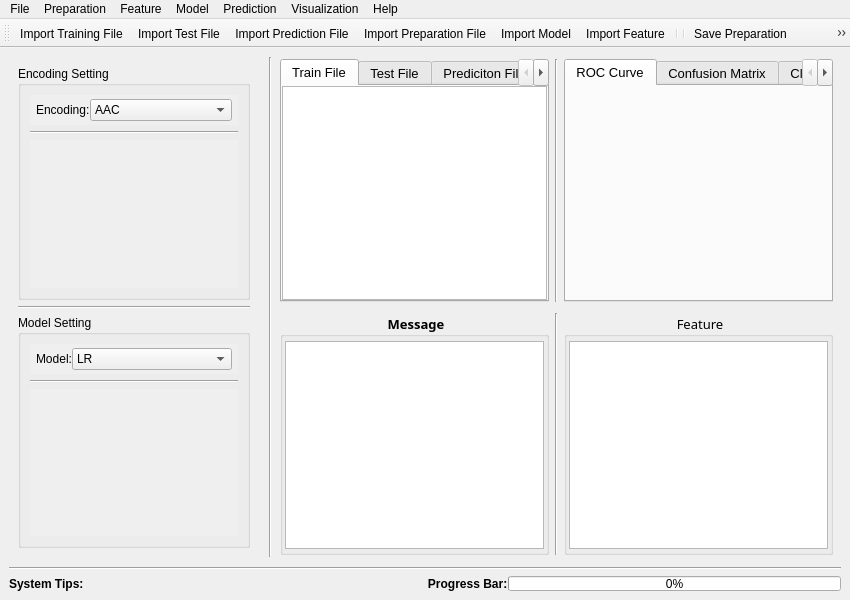
Before: the Qt Designer form ui/MainWindow.ui in Jiangle525/ProteinMachineLearningTool, drawn with Qt 5.
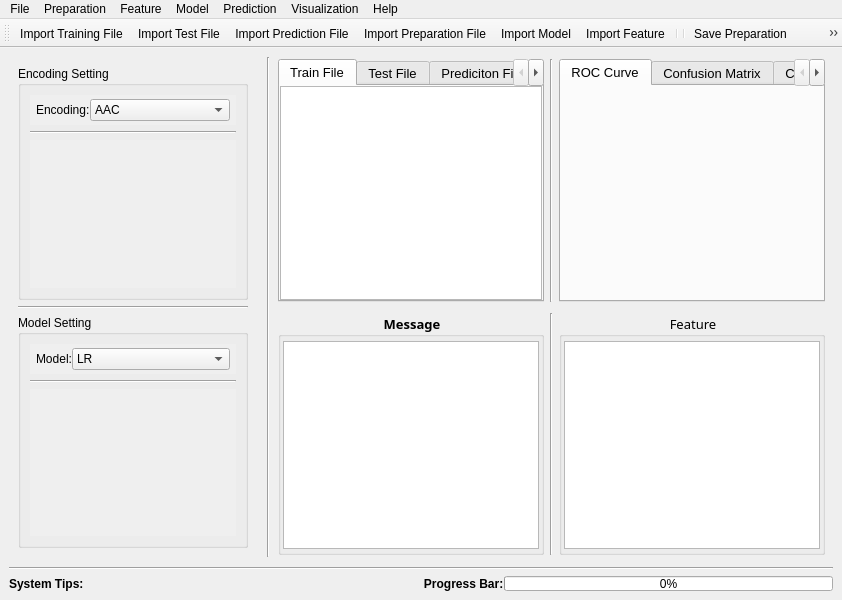
After: the same form once the commit is applied. Icons and pictures are not drawn.

Diff of the .ui file:
```diff
--- a/ui/MainWindow.ui
+++ b/ui/MainWindow.ui
@@ -6,7 +6,7 @@
    <rect>
     <x>0</x>
     <y>0</y>
-    <width>850</width>
+    <width>842</width>
     <height>600</height>
    </rect>
   </property>
@@ -1098,7 +1098,7 @@
     <rect>
      <x>0</x>
      <y>0</y>
-     <width>850</width>
+     <width>842</width>
      <height>18</height>
     </rect>
    </property>
```
